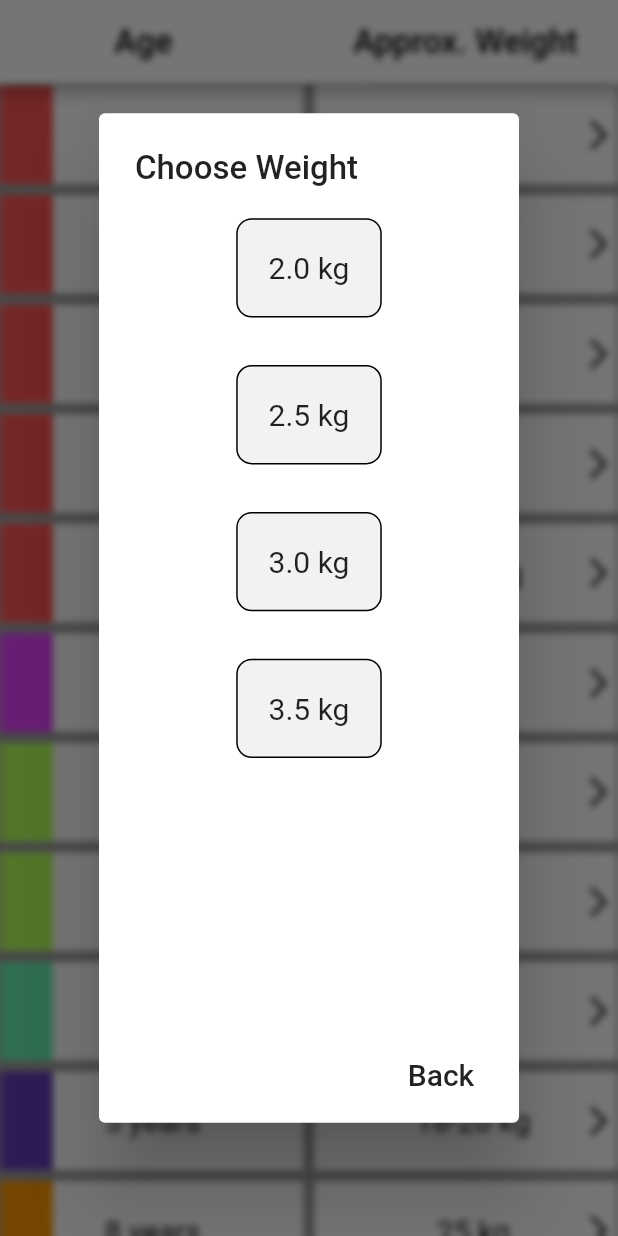
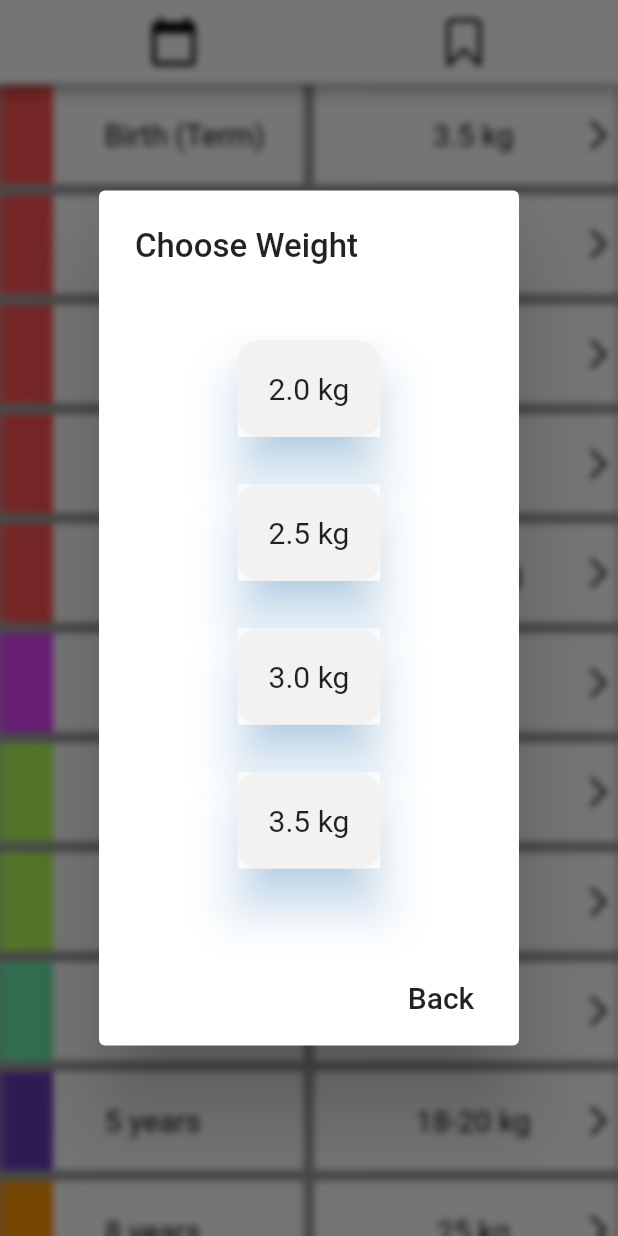
Before and after one commit to adrianpaolucci/app_projectrobin, a Flutter app: the screen it shows after launch, after a tap on "Birth (Term)", on a phone screen of 412 x 824 dp. Run offline on Flutter 3.47's test engine with Material 2 defaults, Android fonts, the phone set to English and light mode, and no system bars; our stand-ins replace wakelock; missing offline and left inert: bottom_navigation_badge, fab_circular_menu.

Commit message:
A LOT OF CHANGES -settings menu button expandable -shadows on front screen -changed intubation to switches for drug to prep for beta testing -counter is removed when clearing all drugs
Signed-off-by: Adrian <apao0001@student.monash.edu>

```diff
--- a/lib/homeScreen.dart
+++ b/lib/homeScreen.dart
@@ -5,6 +5,7 @@ import 'package:flutter/widgets.dart';
 import 'package:flutter/rendering.dart';
 import 'package:flutter/cupertino.dart';
 import 'dart:ui';
+
 
 class Home2 extends StatefulWidget {
   State<StatefulWidget> createState() {
@@ -125,7 +126,17 @@ class Home2State extends State<Home2> {
     return Scaffold(
     appBar: AppBar(centerTitle: true,
       backgroundColor: Colors.white,
-      title: Text(
+      title: Container(
+        child: Row(
+          children: <Widget>[
+          SizedBox(width: data.size.width/5),
+          Icon(Icons.calendar_today, color: Colors.black, size: 35),
+          SizedBox(width: data.size.width/2.6),
+          Icon(CupertinoIcons.bookmark, color: Colors.black, size: 35,),
+        ],
+        )
+        ,)
+    ),/*Text(
         "         Age                      Approx. Weight   ",
         style: TextStyle(
           fontSize: pixelsToTextSize(data.size.height/50),
@@ -133,7 +144,7 @@ class Home2State extends State<Home2> {
         ),
         textAlign: TextAlign.center,
       ),
-      ),
+      ),*/
       body: Row(children: <Widget>[
       Container(
           color: Colors.grey,
@@ -177,11 +188,12 @@ weightBox(BuildContext context) {
 
   for (var i = 0; i < specificRange.length; i++) {
     chooseWeightPopup.add(
-      GestureDetector(child:
-      Container(decoration: BoxDecoration(color: Color(0xfff2f2f2),border: Border.all(),borderRadius: BorderRadius.all(Radius.circular(data.size.width/40))),
+      InkWell(child:
+          Material(elevation: 14, shadowColor: Color(0x802196F3), child:
+      Container(decoration: BoxDecoration(color: Color(0xfff2f2f2),borderRadius: BorderRadius.all(Radius.circular(data.size.width/30))),
           padding: EdgeInsets.all(data.size.width/20),
           child:
-          Text(specificRange[i].toString() + " kg",style: TextStyle(fontSize: pixelsToTextSize(data.size.height/54.5)))),
+          Text(specificRange[i].toString() + " kg",style: TextStyle(fontSize: pixelsToTextSize(data.size.height/54.5))))),
         onTap: () {
           weight = specificRange[i];
           weightIndex = allWeights.indexOf(weight);
@@ -197,12 +209,11 @@ weightBox(BuildContext context) {
   }
   chooseWeightPopup.removeLast();
 
-  var boxHeight = data.size.height*(0.125*specificRange.length + 0.125);
-
+  var boxHeight = data.size.height*(0.1 +  0.1*specificRange.length);
   var popup = new BackdropFilter(filter: ImageFilter.blur(sigmaX: 2.5, sigmaY: 2.5),
       child: AlertDialog(
           title: Text("Choose Weight", style: TextStyle(fontSize: pixelsToTextSize(data.size.height/50))),
-        content: Container(alignment: Alignment.center, height: boxHeight, child: Column(children: chooseWeightPopup)),
+        content: Container(height: boxHeight, child: Column(mainAxisAlignment: MainAxisAlignment.center, crossAxisAlignment: CrossAxisAlignment.center,children: chooseWeightPopup)),
         /*Container(
                 height: boxHeight,
                 alignment: Alignment.center,
--- a/lib/intubationData.dart
+++ b/lib/intubationData.dart
@@ -320,9 +320,9 @@ intubationEquipmentInfo(BuildContext context) {
   }
 
   etTubeDisplayBox(tubeType,tubeSize) {
-    var box = Container(alignment: Alignment.centerLeft, decoration: BoxDecoration(border: Border.all(), color: Color(0xffa6a6a6)),width: 0.95*data.size.width, height: 25,
+    var box = Container(alignment: Alignment.centerLeft, decoration: BoxDecoration(border: Border.all(), color: Color(0xffcccccc)),width: 0.95*data.size.width, height: 25,
         child: Row(mainAxisAlignment: MainAxisAlignment.spaceBetween,children: <Widget> [
-          Text(tubeType,style: TextStyle(fontWeight: FontWeight.bold, decoration: TextDecoration.underline),),
+          Text(tubeType, style: TextStyle(fontSize: 15)),
           Text(tubeSize, style: TextStyle(fontWeight: FontWeight.bold))
         ]));
     return box;
--- a/pubspec.yaml
+++ b/pubspec.yaml
@@ -26,6 +26,7 @@ dependencies:
   # Use with the CupertinoIcons class for iOS style icons.
   cupertino_icons: ^0.1.2
   flutter_staggered_grid_view: "^0.3.0"
+  fab_circular_menu: ^1.0.0
   provider:
 
 dev_dependencies:
```
Also changed, not shown: lib/asthma.dart (+5 -5 lines), lib/finalDisplay.dart (+51 -27 lines), lib/interventionMainScreen.dart (+17 -0 lines), lib/intubation.dart (+15 -11 lines), lib/seizuresNeurology.dart (+16 -13 lines), pubspec.lock.
